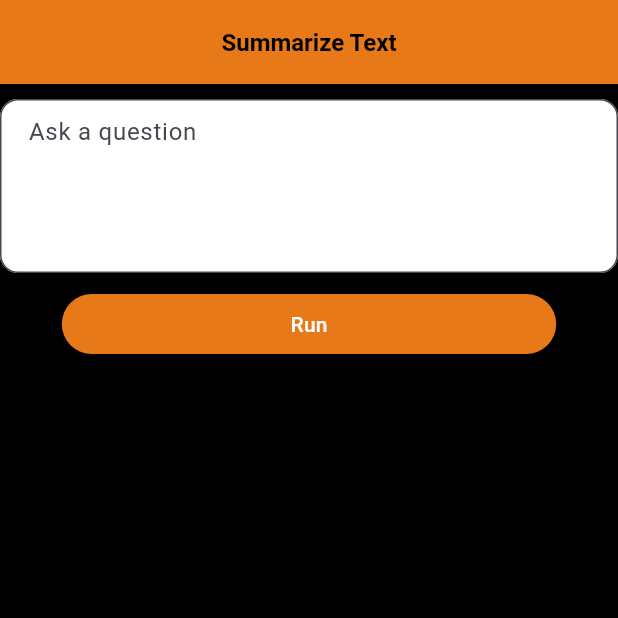
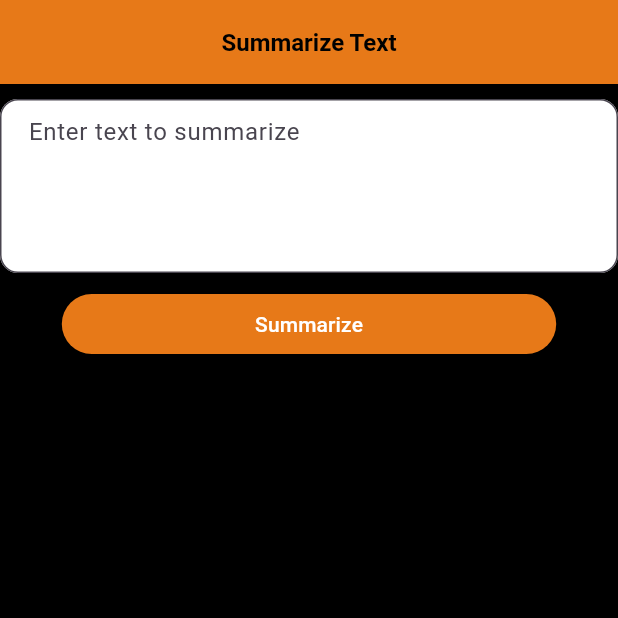
Before and after one commit to MuhammadRazi99/text_summarization, a Flutter app: the screen it shows after launch, on a phone screen of 412 x 824 dp, the top half of it. Run offline on Flutter 3.47's test engine with Material 3 defaults, Android fonts, the phone set to English and light mode, and no system bars.

Commit message:
summarization complete

```diff
--- a/lib/home_screen.dart
+++ b/lib/home_screen.dart
@@ -1,5 +1,7 @@
 import 'package:flutter/material.dart';
 import 'package:flutter/services.dart';
+import 'package:http/http.dart' as http;
+import 'dart:convert';
 
 class HomeScreen extends StatefulWidget {
   const HomeScreen({super.key});
@@ -9,10 +11,9 @@ class HomeScreen extends StatefulWidget {
 }
 
 class _HomeScreenState extends State<HomeScreen> {
-  bool _working=false;
-  String _inputText='';
-  final _inputController=TextEditingController();
-  String _outputText='';
+  bool _working = false;
+  final _inputController = TextEditingController();
+  String _outputText = '';
 
   @override
   void dispose() {
@@ -24,70 +25,85 @@ class _HomeScreenState extends State<HomeScreen> {
   @override
   Widget build(BuildContext context) {
     double width = MediaQuery.of(context).size.width * 0.80;
-    double height = MediaQuery.of(context).size.height * 0.30;
+    double height = MediaQuery.of(context).size.height * 0.20;
     return Scaffold(
-      appBar:AppBar(
+      appBar: AppBar(
         backgroundColor: const Color(0xFFE77918),
         centerTitle: true,
-        title: const Text("Summarize Text",style: TextStyle(fontSize: 16, color: Colors.black, fontWeight: FontWeight.w600),),
+        title: const Text(
+          "Summarize Text",
+          style: TextStyle(
+              fontSize: 16, color: Colors.black, fontWeight: FontWeight.w600),
+        ),
       ),
       backgroundColor: Colors.black,
       body: ListView(
         children: [
-          const SizedBox(height: 10,),
+          const SizedBox(
+            height: 10,
+          ),
 
           // Select Input Text Field
           TextField(
             maxLines: 4,
             controller: _inputController,
             decoration: const InputDecoration(
-              hintText: "Ask a question",
+              hintText: "Enter text to summarize",
               border: OutlineInputBorder(
                 borderRadius: BorderRadius.all(Radius.circular(12.0)),
                 borderSide: BorderSide(color: Colors.blue, width: 2.0),
               ),
-              contentPadding: EdgeInsets.symmetric(vertical: 10.0, horizontal: 15.0),
+              contentPadding:
+                  EdgeInsets.symmetric(vertical: 10.0, horizontal: 15.0),
               filled: true,
               fillColor: Colors.white,
             ),
           ),
-          const SizedBox(height: 10,),
+          const SizedBox(
+            height: 10,
+          ),
 
           //Run Model Button
           Center(
             child: SizedBox(
               width: width,
               child: ElevatedButton(
-                style: ElevatedButton.styleFrom(backgroundColor: const Color(0xFFE77918)),
+                style: ElevatedButton.styleFrom(
+                    backgroundColor: const Color(0xFFE77918)),
                 onPressed: _working
                     ? null
                     : () async {
                         HapticFeedback.lightImpact();
 
-                  if (_inputText == "") {
+                        if (_inputController.text == "") {
                           ScaffoldMessenger.of(context).showSnackBar(
                               const SnackBar(
-                            content: Text("Select the Image First")));
+                                  content: Text("Input text cannot be empty")));
                           return;
                         }
 
                         setState(() {
-                    _outputText='';
+                          _outputText = '';
                           _working = true;
                         });
 
                         // Main Condition of Text Summarization
+                        var text = await fetchSummary(_inputController.text);
 
                         setState(() {
+                          _outputText = text;
                           _working = false;
                         });
                       },
-                child: const Text("Run", style: TextStyle(color: Colors.white)),
+                child: const Text("Summarize",
+                    style: TextStyle(color: Colors.white)),
               ),
             ),
           ),
 
-          const SizedBox(height: 10,),
+          const SizedBox(
+            height: 10,
+          ),
 
           //Display Output Text
           _outputText == ""
@@ -109,7 +125,7 @@ class _HomeScreenState extends State<HomeScreen> {
                             margin: EdgeInsets.zero,
                             padding: EdgeInsets.zero,
                             alignment: Alignment.topRight,
-                        color: const Color(0xFF283149),
+                            color: const Color(0xFFE77918),
                             child: IconButton(
                               icon: const Icon(
                                 Icons.copy,
@@ -117,7 +133,7 @@ class _HomeScreenState extends State<HomeScreen> {
                               ),
                               onPressed: () {
                                 Clipboard.setData(
-                                ClipboardData(text: _outputText!));
+                                    ClipboardData(text: _outputText));
                                 ScaffoldMessenger.of(context).showSnackBar(
                                   const SnackBar(
                                       content:
@@ -131,22 +147,45 @@ class _HomeScreenState extends State<HomeScreen> {
                           width: width,
                           height: height,
                           child: Container(
-                          color: const Color(0XFFDBEDF3),
+                              color: Colors.white,
                               margin: EdgeInsets.zero,
                               padding: const EdgeInsets.all(5.0),
                               child: SelectableText(
-                            _outputText!,
+                                _outputText,
                                 showCursor: true,
-                            style: const TextStyle(color: Color(0xFF283149)),
+                                style: const TextStyle(color: Colors.black),
                               )),
                         ),
                       ],
                     ),
                   )),
-
-
         ],
       ),
     );
   }
+
+  Future<String> fetchSummary(text) async {
+    final url = Uri.parse(
+        'https://api-inference.huggingface.co/models/ahmedmbutt/PTS-Bart-Large-CNN');
+    final headers = {
+      'Content-Type': 'application/json',
+      'Authorization': 'Bearer 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',
+    };
+    final body = jsonEncode({
+      'inputs': text,
+    });
+
+    final response = await http.post(url, headers: headers, body: body);
+
+    if (response.statusCode == 200) {
+      final data = jsonDecode(response.body)[0]['summary_text'];
+      debugPrint('Response data: $data');
+      return data;
+    } else {
+      const data =
+          "An error occurred: Unable to fetch summary. Please try again later.";
+      debugPrint('Request failed with status: ${response.statusCode}');
+      return data;
     }
+  }
+}
--- a/pubspec.yaml
+++ b/pubspec.yaml
@@ -35,6 +35,7 @@ dependencies:
   # The following adds the Cupertino Icons font to your application.
   # Use with the CupertinoIcons class for iOS style icons.
   cupertino_icons: ^1.0.2
+  http: ^1.2.1
 
 dev_dependencies:
   flutter_test:
```
Also changed, not shown: pubspec.lock, 1 other file. Lines whose indentation alone changed are shown as unchanged.
